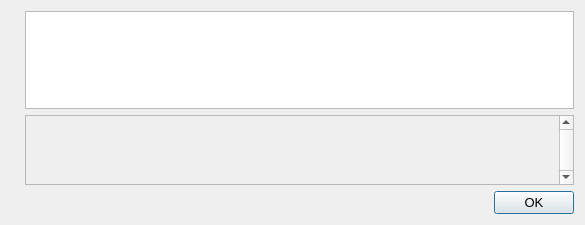
Old version of the form src/qt/forms/helpmessagedialog.ui in the repository rmcpartner/timeismoneycrypto.
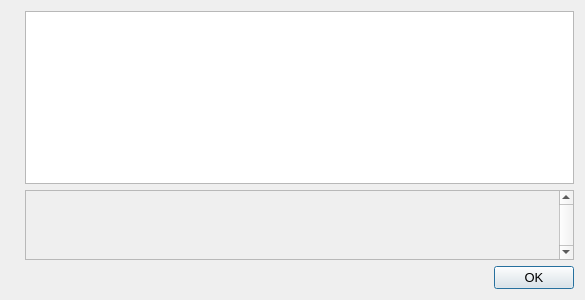
New version of the form. Icons and pictures are not drawn.

Patch:
```diff
--- a/src/qt/forms/helpmessagedialog.ui
+++ b/src/qt/forms/helpmessagedialog.ui
@@ -7,7 +7,7 @@
     <x>0</x>
     <y>0</y>
     <width>585</width>
-    <height>225</height>
+    <height>300</height>
    </rect>
   </property>
   <property name="font">
```
